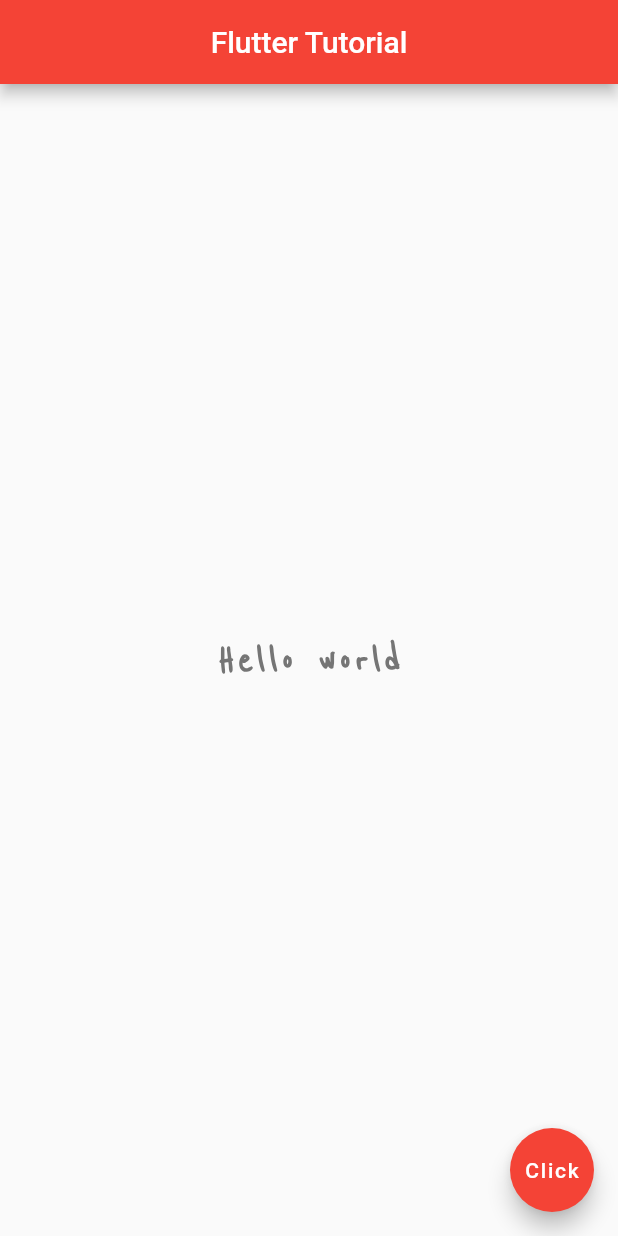
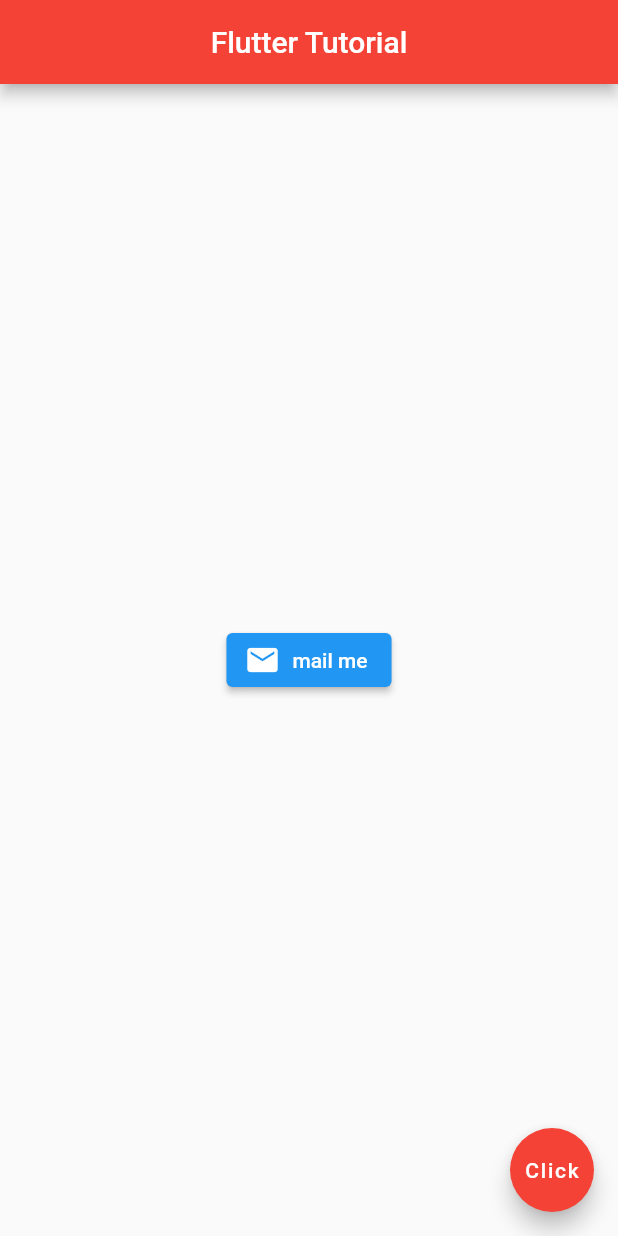
Before and after one commit to Zane97/flutter_tut, a Flutter app: the screen it shows after launch, on a phone screen of 412 x 824 dp. Run offline on Flutter 3.47's test engine with Material 2 defaults, Android fonts, the phone set to English and light mode, and no system bars.

Commit message:
Finished tutorial 9 of the net ninja series.

```diff
--- a/lib/main.dart
+++ b/lib/main.dart
@@ -19,16 +19,26 @@ class Home extends StatelessWidget {
       ),
 
       body: Center(
-        child: Text(
-            "Hello world",
-            style: TextStyle(
-              fontSize: 30.0,
-              fontWeight: FontWeight.bold,
-              letterSpacing: 2.0,
-              color: Colors.grey[600],
-              fontFamily: "ReenieBeanie",
-            )
-        ),
+        child: ElevatedButton.icon(
+          onPressed: (){
+            print("hello");
+          } ,
+          icon: Icon(
+            Icons.mail
+          ),
+          label: Text("mail me"),
+        )
+
+       // Image.asset('assets/space1.jpg')
+       // Text(
+       //     "Hello world",
+       //     style: TextStyle(
+       //       fontSize: 30.0,
+       //       fontWeight: FontWeight.bold,
+       //       letterSpacing: 2.0,
+       //       color: Colors.grey[600],
+       //       fontFamily: "ReenieBeanie",
+       //
       ),
 
       floatingActionButton: FloatingActionButton(
```
Also changed, not shown: pubspec.yaml (+4 -3 lines), assets/space1.jpg (added), assets/space3.png (added), 2 other files.
